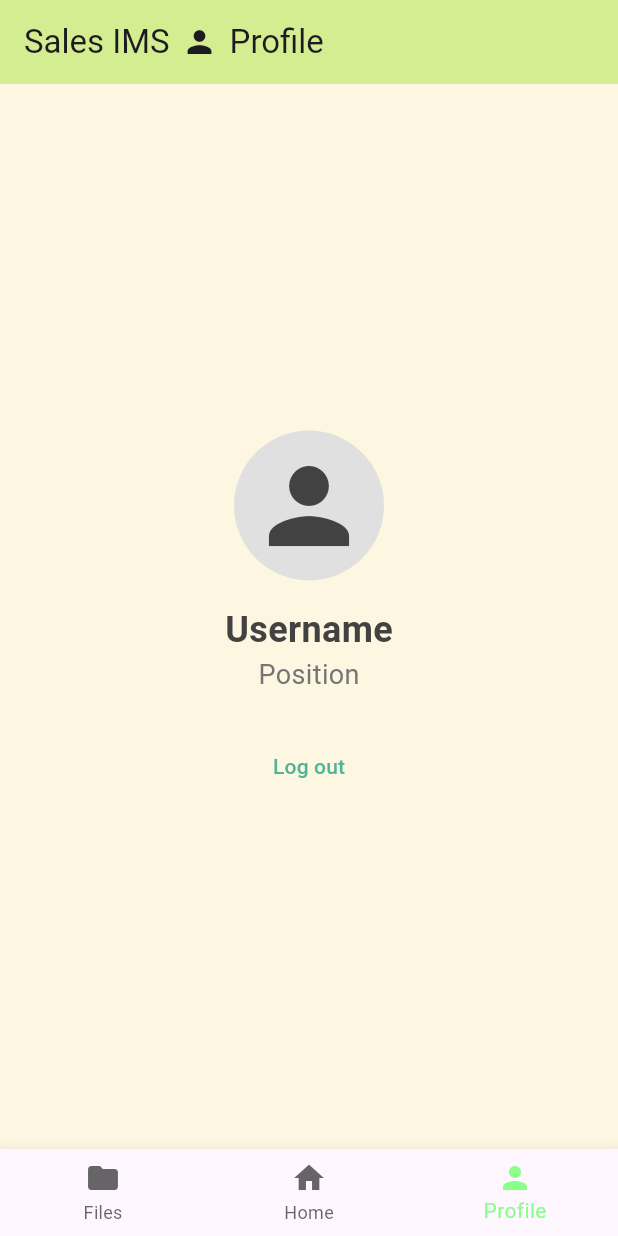
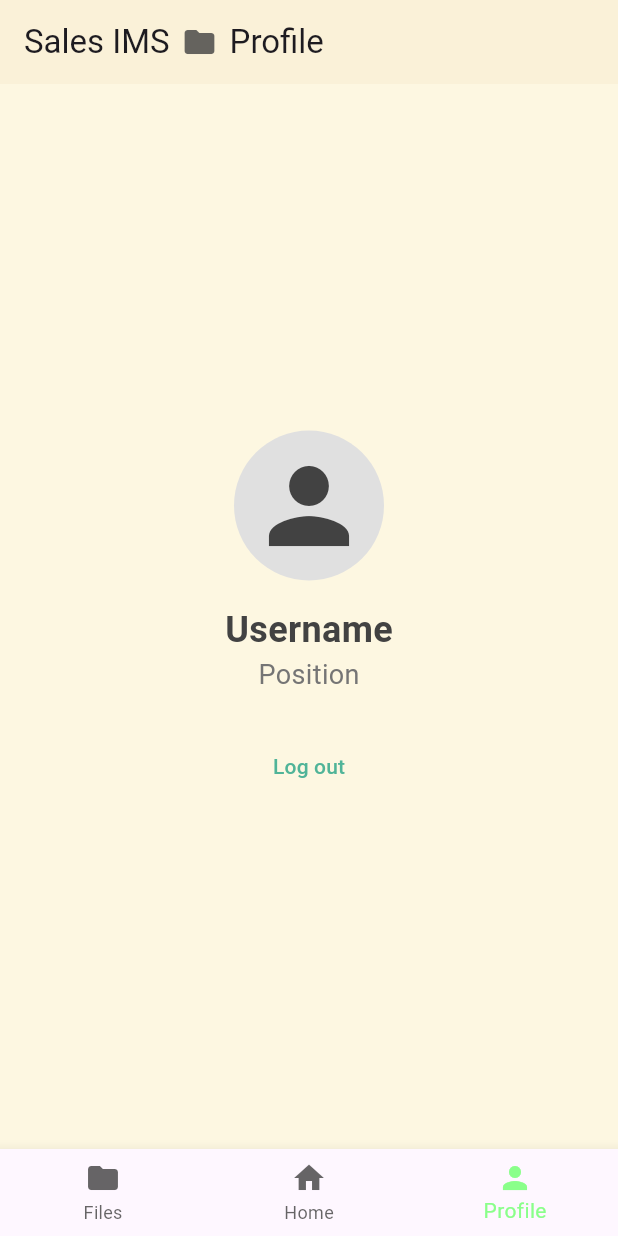
Before and after one commit to MarkRyuo/sales_inventory_app, a Flutter app: the ProfileScreen screen opened directly, on a phone screen of 412 x 824 dp. Run offline on Flutter 3.47's test engine with Material 3 defaults, Android fonts, the phone set to English and light mode, and no system bars; our stand-ins replace flutter_svg.

Commit message:
update herE

```diff
--- a/lib/profile_screen.dart
+++ b/lib/profile_screen.dart
@@ -11,14 +11,14 @@ class ProfileScreen extends StatelessWidget {
     return Scaffold(
       backgroundColor: const Color(0xFFFDF7E1), // Background color
       appBar: AppBar(
-        backgroundColor: const Color(0xFFD4ED91),
+        backgroundColor: const Color.fromARGB(255, 250, 241, 216),
         title: const Row(
           children: [
-            Text('Sales IMS'),
+            Text('Sales IMS', selectionColor: Color.fromARGB(200, 60, 60, 60),),
             SizedBox(width: 8),
-            Icon(Icons.person),
+            Icon(Icons.folder, color: Color.fromARGB(200, 60, 60, 60),),
             SizedBox(width: 8),
-            Text('Profile'),
+            Text('Profile', selectionColor: Color.fromARGB(200, 60, 60, 60),),
           ],
         ),
       ),
```
